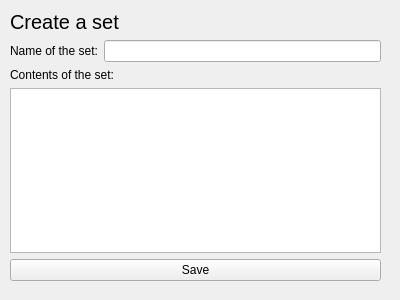
SejDevStuff/RevisionTools, file textmemorise_createset.ui: the form before one commit.
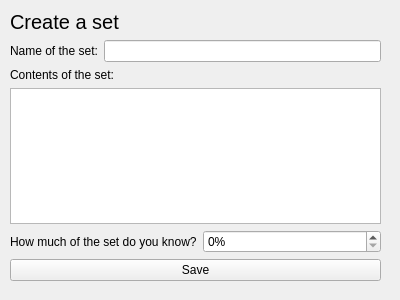
The form after the commit.

```diff
--- a/textmemorise_createset.ui
+++ b/textmemorise_createset.ui
@@ -71,6 +71,30 @@
     <item>
      <widget class="QPlainTextEdit" name="setContents"/>
     </item>
+    <item>
+     <layout class="QHBoxLayout" name="knowGuage">
+      <item>
+       <widget class="QLabel" name="label_3">
+        <property name="text">
+         <string>How much of the set do you know?</string>
+        </property>
+       </widget>
+      </item>
+      <item>
+       <widget class="QSpinBox" name="setKnowPercent">
+        <property name="suffix">
+         <string>%</string>
+        </property>
+        <property name="maximum">
+         <number>100</number>
+        </property>
+        <property name="singleStep">
+         <number>10</number>
+        </property>
+       </widget>
+      </item>
+     </layout>
+    </item>
     <item>
      <widget class="QPushButton" name="pushButton">
       <property name="text">
```
